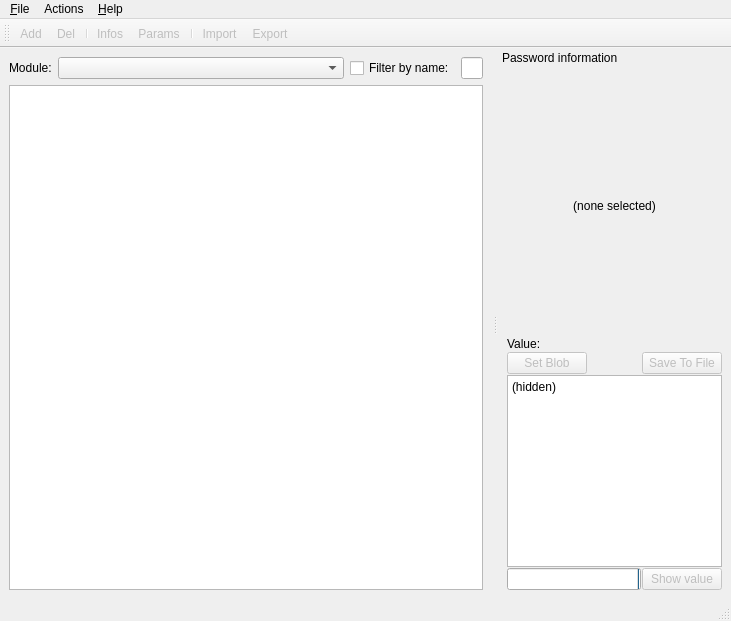
Qt form util/qt/mainwindow.ui (mupuf/PPassKeeper) before a commit.
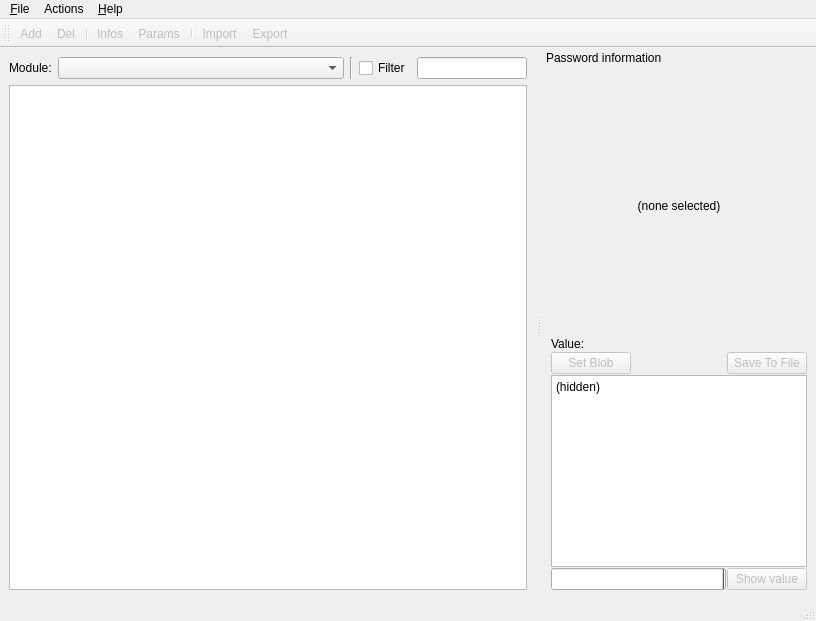
The same form after that commit.

```diff
--- a/util/qt/mainwindow.ui
+++ b/util/qt/mainwindow.ui
@@ -6,7 +6,7 @@
    <rect>
     <x>0</x>
     <y>0</y>
-    <width>731</width>
+    <width>816</width>
     <height>621</height>
    </rect>
   </property>
@@ -37,15 +37,29 @@
         </property>
        </widget>
       </item>
+      <item>
+       <widget class="Line" name="line">
+        <property name="orientation">
+         <enum>Qt::Vertical</enum>
+        </property>
+       </widget>
+      </item>
       <item>
        <widget class="QCheckBox" name="filterNameCheckbox">
         <property name="text">
-         <string>Filter by name:</string>
+         <string>Filter</string>
         </property>
        </widget>
       </item>
       <item>
-       <widget class="QLineEdit" name="filterNameText"/>
+       <widget class="QLineEdit" name="filterNameText">
+        <property name="minimumSize">
+         <size>
+          <width>70</width>
+          <height>0</height>
+         </size>
+        </property>
+       </widget>
       </item>
      </layout>
     </item>
@@ -60,8 +74,8 @@
     <rect>
      <x>0</x>
      <y>0</y>
-     <width>731</width>
-     <height>24</height>
+     <width>816</width>
+     <height>23</height>
     </rect>
    </property>
    <widget class="QMenu" name="menu_File">
```
